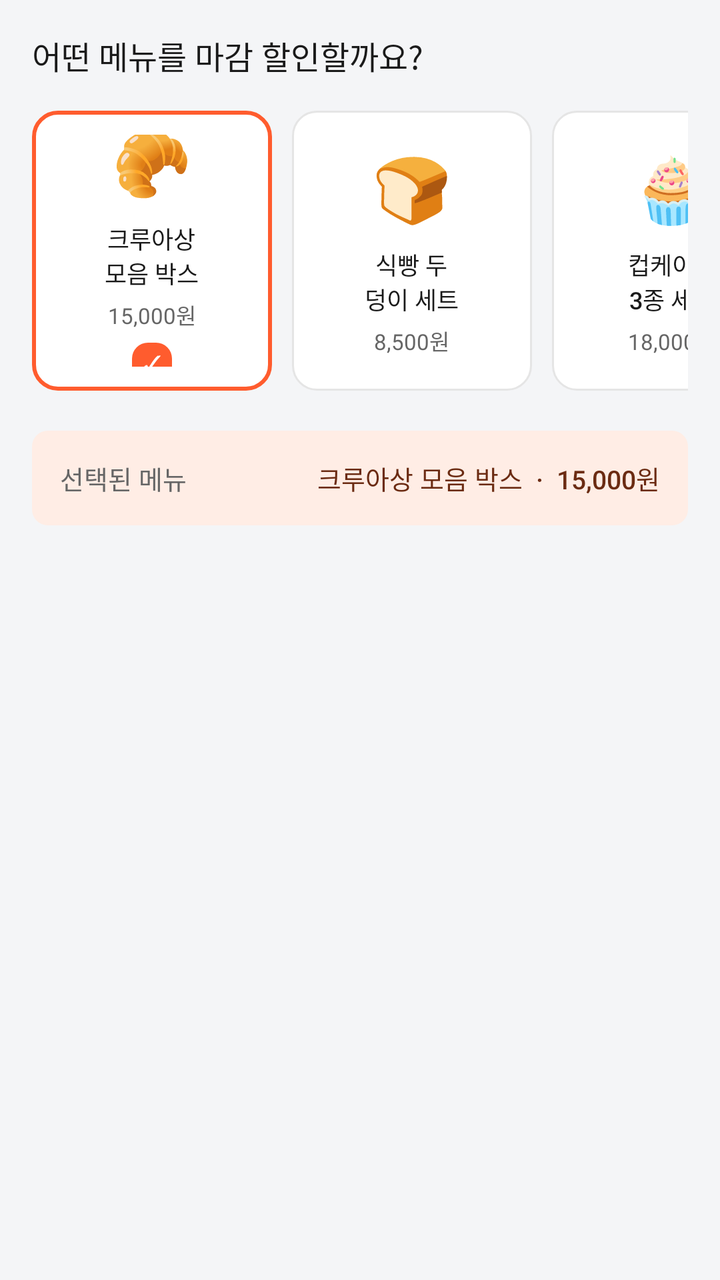
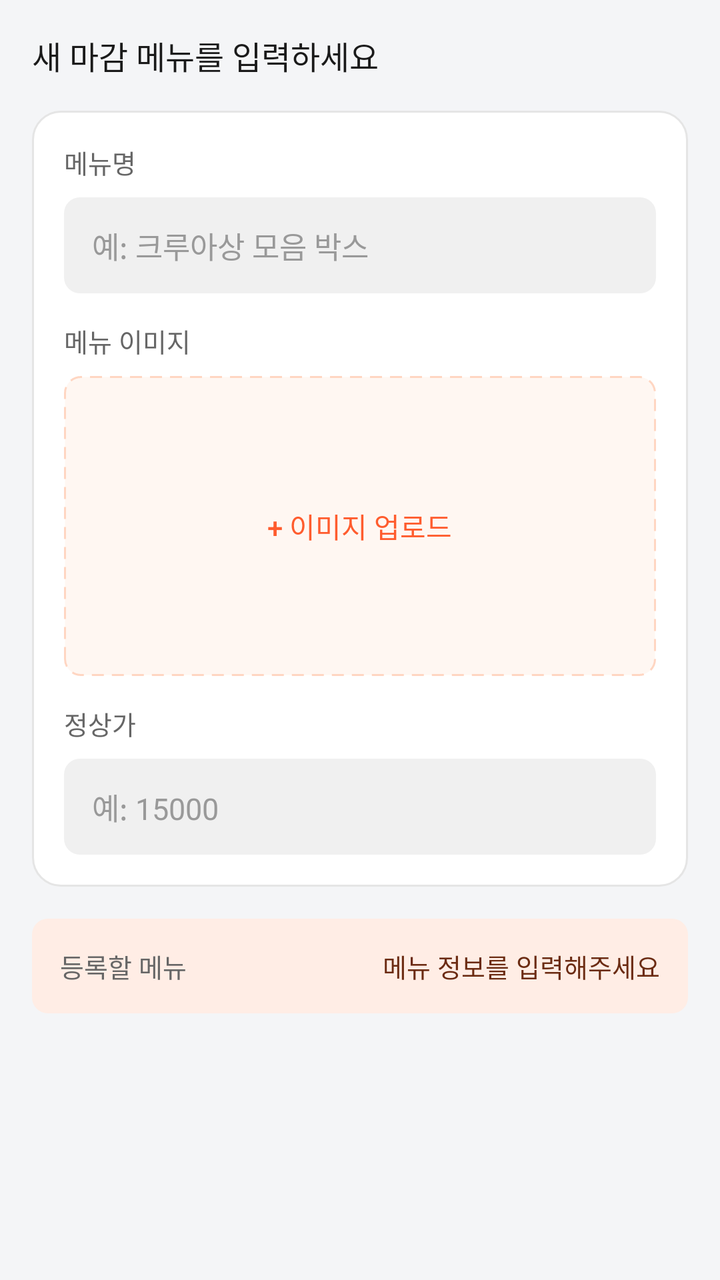

An Android layout rendered at two revisions. The XML below is the earlier revision; the diff shows what the commit changed to produce the second picture.
<!-- AndroidManifest.xml: application theme Theme.Deuktemsiru_seller -->
<!-- res/layout/step1_menu_select.xml -->
<?xml version="1.0" encoding="utf-8"?>
<androidx.core.widget.NestedScrollView
    xmlns:android="http://schemas.android.com/apk/res/android"
    android:layout_width="match_parent"
    android:layout_height="match_parent"
    android:background="@color/surface">

    <LinearLayout
        android:layout_width="match_parent"
        android:layout_height="wrap_content"
        android:orientation="vertical"
        android:padding="16dp">

        <TextView
            android:layout_width="wrap_content"
            android:layout_height="wrap_content"
            android:text="어떤 메뉴를 마감 할인할까요?"
            android:textSize="16sp"
            android:textColor="@color/text"
            android:fontFamily="sans-serif-medium"
            android:layout_marginBottom="16dp" />

        
        <HorizontalScrollView
            android:layout_width="match_parent"
            android:layout_height="wrap_content"
            android:scrollbars="none"
            android:layout_marginBottom="20dp">

            <LinearLayout
                android:layout_width="wrap_content"
                android:layout_height="wrap_content"
                android:orientation="horizontal">

                
                <LinearLayout
                    android:layout_width="120dp"
                    android:layout_height="140dp"
                    android:orientation="vertical"
                    android:gravity="center"
                    android:background="@drawable/bg_menu_card_selected"
                    android:padding="12dp"
                    android:layout_marginEnd="10dp"
                    android:clickable="true"
                    android:focusable="true">

                    <TextView
                        android:layout_width="wrap_content"
                        android:layout_height="wrap_content"
                        android:text="🥐"
                        android:textSize="32sp"
                        android:gravity="center" />

                    <TextView
                        android:layout_width="wrap_content"
                        android:layout_height="wrap_content"
                        android:text="크루아상\n모음 박스"
                        android:textSize="12sp"
                        android:textColor="@color/text"
                        android:fontFamily="sans-serif-medium"
                        android:gravity="center"
                        android:layout_marginTop="8dp" />

                    <TextView
                        android:layout_width="wrap_content"
                        android:layout_height="wrap_content"
                        android:text="15,000원"
                        android:textSize="11sp"
                        android:textColor="@color/text_sub"
                        android:layout_marginTop="4dp" />

                    
                    <TextView
                        android:layout_width="20dp"
                        android:layout_height="20dp"
                        android:gravity="center"
                        android:text="✓"
                        android:textSize="11sp"
                        android:textColor="@color/white"
                        android:fontFamily="sans-serif-medium"
                        android:background="@drawable/bg_rounded_primary"
                        android:layout_marginTop="6dp" />

                </LinearLayout>

                
                <LinearLayout
                    android:layout_width="120dp"
                    android:layout_height="140dp"
                    android:orientation="vertical"
                    android:gravity="center"
                    android:background="@drawable/bg_menu_card_normal"
                    android:padding="12dp"
                    android:layout_marginEnd="10dp"
                    android:clickable="true"
                    android:focusable="true">

                    <TextView
                        android:layout_width="wrap_content"
                        android:layout_height="wrap_content"
                        android:text="🍞"
                        android:textSize="32sp"
                        android:gravity="center" />

                    <TextView
                        android:layout_width="wrap_content"
                        android:layout_height="wrap_content"
                        android:text="식빵 두\n덩이 세트"
                        android:textSize="12sp"
                        android:textColor="@color/text"
                        android:fontFamily="sans-serif-medium"
                        android:gravity="center"
                        android:layout_marginTop="8dp" />

                    <TextView
                        android:layout_width="wrap_content"
                        android:layout_height="wrap_content"
                        android:text="8,500원"
                        android:textSize="11sp"
                        android:textColor="@color/text_sub"
                        android:layout_marginTop="4dp" />

                </LinearLayout>

                
                <LinearLayout
                    android:layout_width="120dp"
                    android:layout_height="140dp"
                    android:orientation="vertical"
                    android:gravity="center"
                    android:background="@drawable/bg_menu_card_normal"
                    android:padding="12dp"
                    android:layout_marginEnd="10dp"
                    android:clickable="true"
                    android:focusable="true">

                    <TextView
                        android:layout_width="wrap_content"
                        android:layout_height="wrap_content"
                        android:text="🧁"
                        android:textSize="32sp"
                        android:gravity="center" />

                    <TextView
                        android:layout_width="wrap_content"
                        android:layout_height="wrap_content"
                        android:text="컵케이크\n3종 세트"
                        android:textSize="12sp"
                        android:textColor="@color/text"
                        android:fontFamily="sans-serif-medium"
                        android:gravity="center"
                        android:layout_marginTop="8dp" />

                    <TextView
                        android:layout_width="wrap_content"
                        android:layout_height="wrap_content"
                        android:text="18,000원"
                        android:textSize="11sp"
                        android:textColor="@color/text_sub"
                        android:layout_marginTop="4dp" />

                </LinearLayout>

                
                <LinearLayout
                    android:layout_width="120dp"
                    android:layout_height="140dp"
                    android:orientation="vertical"
                    android:gravity="center"
                    android:padding="12dp"
                    android:clickable="true"
                    android:focusable="true">

                    <TextView
                        android:layout_width="match_parent"
                        android:layout_height="match_parent"
                        android:gravity="center"
                        android:text="+ 새 메뉴"
                        android:textSize="13sp"
                        android:textColor="@color/text_muted"
                        android:fontFamily="sans-serif-medium" />

                </LinearLayout>

            </LinearLayout>

        </HorizontalScrollView>

        
        <LinearLayout
            android:layout_width="match_parent"
            android:layout_height="wrap_content"
            android:orientation="horizontal"
            android:gravity="center_vertical"
            android:background="@drawable/bg_rounded_primary_light"
            android:padding="14dp">

            <TextView
                android:layout_width="0dp"
                android:layout_height="wrap_content"
                android:layout_weight="1"
                android:text="선택된 메뉴"
                android:textSize="13sp"
                android:textColor="@color/text_sub" />

            <TextView
                android:layout_width="wrap_content"
                android:layout_height="wrap_content"
                android:text="크루아상 모음 박스  ·  15,000원"
                android:textSize="13sp"
                android:textColor="@color/primary_dark"
                android:fontFamily="sans-serif-medium" />

        </LinearLayout>

    </LinearLayout>

</androidx.core.widget.NestedScrollView>
<!-- resources referenced by this layout -->
<resources>
  <color name="primary_dark">#FF6B2B12</color>
  <color name="surface">#FFF4F5F7</color>
  <color name="text">#FF1A1A1A</color>
  <color name="text_muted">#FF999999</color>
  <color name="text_sub">#FF666666</color>
  <color name="white">#FFFFFFFF</color>
  <!-- drawable bg_menu_card_normal (drawable) -->
  <?xml version="1.0" encoding="utf-8"?>
  <shape xmlns:android="http://schemas.android.com/apk/res/android"
      android:shape="rectangle">
      <solid android:color="#FFFFFF" />
      <stroke android:width="1dp" android:color="#E5E5E5" />
      <corners android:radius="12dp" />
  </shape>
  <!-- drawable bg_menu_card_selected (drawable) -->
  <?xml version="1.0" encoding="utf-8"?>
  <shape xmlns:android="http://schemas.android.com/apk/res/android"
      android:shape="rectangle">
      <solid android:color="#FFFFFF" />
      <stroke android:width="2dp" android:color="#FF5C2E" />
      <corners android:radius="12dp" />
  </shape>
  <!-- drawable bg_rounded_primary (drawable) -->
  <?xml version="1.0" encoding="utf-8"?>
  <shape xmlns:android="http://schemas.android.com/apk/res/android"
      android:shape="rectangle">
      <solid android:color="#FF5C2E" />
      <corners android:radius="8dp" />
  </shape>
  <!-- drawable bg_rounded_primary_light (drawable) -->
  <?xml version="1.0" encoding="utf-8"?>
  <shape xmlns:android="http://schemas.android.com/apk/res/android"
      android:shape="rectangle">
      <solid android:color="#FFEDE5" />
      <corners android:radius="8dp" />
  </shape>
  <style name="Theme.Deuktemsiru_seller" parent="Base.Theme.Deuktemsiru_seller" />
  <style name="Base.Theme.Deuktemsiru_seller" parent="Theme.Material3.Light.NoActionBar">
          <item name="colorPrimary">@color/primary</item>
          <item name="colorPrimaryVariant">@color/primary_dark</item>
          <item name="colorOnPrimary">@color/white</item>
          <item name="colorSurface">@color/surface</item>
          <item name="android:colorBackground">@color/surface</item>
          <item name="android:fontFamily">sans-serif</item>
          <item name="bottomNavigationStyle">@style/Widget.App.BottomNav</item>
      </style>
  <color name="primary">#FFFF5C2E</color>
  <style name="Widget.App.BottomNav" parent="Widget.Material3.BottomNavigationView">
          <item name="itemIconTint">@color/bottom_nav_color</item>
          <item name="itemTextColor">@color/bottom_nav_color</item>
          <item name="itemActiveIndicatorStyle">@style/Widget.App.ActiveIndicator</item>
      </style>
  <style name="Widget.App.ActiveIndicator" parent="Widget.Material3.BottomNavigationView.ActiveIndicator">
          <item name="android:color">@color/primary_light</item>
      </style>
  <color name="primary_light">#FFFFEDE5</color>
</resources>

<!-- the commit's change to res/layout/step1_menu_select.xml (unified diff, before → after) -->
@@ -14,179 +14,105 @@
         <TextView
             android:layout_width="wrap_content"
             android:layout_height="wrap_content"
-            android:text="어떤 메뉴를 마감 할인할까요?"
+            android:text="새 마감 메뉴를 입력하세요"
             android:textSize="16sp"
             android:textColor="@color/text"
             android:fontFamily="sans-serif-medium"
             android:layout_marginBottom="16dp" />
 
-        
-        <HorizontalScrollView
+        <LinearLayout
             android:layout_width="match_parent"
             android:layout_height="wrap_content"
-            android:scrollbars="none"
-            android:layout_marginBottom="20dp">
+            android:orientation="vertical"
+            android:background="@drawable/bg_card_white"
+            android:padding="16dp"
+            android:layout_marginBottom="16dp">
 
-            <LinearLayout
+            <TextView
                 android:layout_width="wrap_content"
                 android:layout_height="wrap_content"
-                android:orientation="horizontal">
+                android:text="메뉴명"
+                android:textSize="13sp"
+                android:textColor="@color/text_sub"
+                android:layout_marginBottom="8dp" />
 
-                
-                <LinearLayout
-                    android:layout_width="120dp"
-                    android:layout_height="140dp"
-                    android:orientation="vertical"
+            <EditText
+                android:id="@+id/et_menu_name"
+                android:layout_width="match_parent"
+                android:layout_height="48dp"
+                android:background="@drawable/bg_rounded_muted"
+                android:hint="예: 크루아상 모음 박스"
+                android:singleLine="true"
+                android:maxLength="24"
+                android:paddingStart="14dp"
+                android:paddingEnd="14dp"
+                android:textColor="@color/text"
+                android:textColorHint="@color/text_muted"
+                android:textSize="15sp"
+                android:layout_marginBottom="14dp" />
+
+            <TextView
+                android:layout_width="wrap_content"
+                android:layout_height="wrap_content"
+                android:text="메뉴 이미지"
+                android:textSize="13sp"
+                android:textColor="@color/text_sub"
+                android:layout_marginBottom="8dp" />
+
+            <FrameLayout
+                android:id="@+id/container_image_upload"
+                android:layout_width="match_parent"
+                android:layout_height="150dp"
+                android:background="@drawable/bg_image_upload"
+                android:clickable="true"
+                android:focusable="true"
+                android:layout_marginBottom="14dp">
+
+                <ImageView
+                    android:id="@+id/iv_menu_image"
+                    android:layout_width="match_parent"
+                    android:layout_height="match_parent"
+                    android:scaleType="centerCrop"
+                    android:visibility="gone" />
+
+                <TextView
+                    android:id="@+id/tv_image_upload_hint"
+                    android:layout_width="wrap_content"
+                    android:layout_height="wrap_content"
+                    android:layout_gravity="center"
                     android:gravity="center"
-                    android:background="@drawable/bg_menu_card_selected"
-                    android:padding="12dp"
-                    android:layout_marginEnd="10dp"
-                    android:clickable="true"
-                    android:focusable="true">
+                    android:text="+ 이미지 업로드"
+                    android:textSize="14sp"
+                    android:textColor="@color/primary"
+                    android:fontFamily="sans-serif-medium" />
 
-                    <TextView
-                        android:layout_width="wrap_content"
-                        android:layout_height="wrap_content"
-                        android:text="🥐"
-                        android:textSize="32sp"
-                        android:gravity="center" />
+            </FrameLayout>
 
-                    <TextView
-                        android:layout_width="wrap_content"
-                        android:layout_height="wrap_content"
-                        android:text="크루아상\n모음 박스"
-                        android:textSize="12sp"
-                        android:textColor="@color/text"
-                        android:fontFamily="sans-serif-medium"
-                        android:gravity="center"
-                        android:layout_marginTop="8dp" />
+            <TextView
+                android:layout_width="wrap_content"
+                android:layout_height="wrap_content"
+                android:text="정상가"
+                android:textSize="13sp"
+                android:textColor="@color/text_sub"
+                android:layout_marginBottom="8dp" />
 
-                    <TextView
-                        android:layout_width="wrap_content"
-                        android:layout_height="wrap_content"
-                        android:text="15,000원"
-                        android:textSize="11sp"
-                        android:textColor="@color/text_sub"
-                        android:layout_marginTop="4dp" />
+            <EditText
+                android:id="@+id/et_original_price"
+                android:layout_width="match_parent"
+                android:layout_height="48dp"
+                android:background="@drawable/bg_rounded_muted"
+                android:hint="예: 15000"
+                android:inputType="number"
+                android:maxLength="8"
+                android:paddingStart="14dp"
+                android:paddingEnd="14dp"
+                android:singleLine="true"
+                android:textColor="@color/text"
+                android:textColorHint="@color/text_muted"
+                android:textSize="15sp" />
 
-                    
-                    <TextView
-                        android:layout_width="20dp"
-                        android:layout_height="20dp"
-                        android:gravity="center"
-                        android:text="✓"
-                        android:textSize="11sp"
-                        android:textColor="@color/white"
-                        android:fontFamily="sans-serif-medium"
-                        android:background="@drawable/bg_rounded_primary"
-                        android:layout_marginTop="6dp" />
+        </LinearLayout>
 
-                </LinearLayout>
-
-                
-                <LinearLayout
-                    android:layout_width="120dp"
-                    android:layout_height="140dp"
-                    android:orientation="vertical"
-                    android:gravity="center"
-                    android:background="@drawable/bg_menu_card_normal"
-                    android:padding="12dp"
-                    android:layout_marginEnd="10dp"
-                    android:clickable="true"
-                    android:focusable="true">
-
-                    <TextView
-                        android:layout_width="wrap_content"
-                        android:layout_height="wrap_content"
-                        android:text="🍞"
-                        android:textSize="32sp"
-                        android:gravity="center" />
-
-                    <TextView
-                        android:layout_width="wrap_content"
-                        android:layout_height="wrap_content"
-                        android:text="식빵 두\n덩이 세트"
-                        android:textSize="12sp"
-                        android:textColor="@color/text"
-                        android:fontFamily="sans-serif-medium"
-                        android:gravity="center"
-                        android:layout_marginTop="8dp" />
-
-                    <TextView
-                        android:layout_width="wrap_content"
-                        android:layout_height="wrap_content"
-                        android:text="8,500원"
-                        android:textSize="11sp"
-                        android:textColor="@color/text_sub"
-                        android:layout_marginTop="4dp" />
-
-                </LinearLayout>
-
-                
-                <LinearLayout
-                    android:layout_width="120dp"
-                    android:layout_height="140dp"
-                    android:orientation="vertical"
-                    android:gravity="center"
-                    android:background="@drawable/bg_menu_card_normal"
-                    android:padding="12dp"
-                    android:layout_marginEnd="10dp"
-                    android:clickable="true"
-                    android:focusable="true">
-
-                    <TextView
-                        android:layout_width="wrap_content"
-                        android:layout_height="wrap_content"
-                        android:text="🧁"
-                        android:textSize="32sp"
-                        android:gravity="center" />
-
-                    <TextView
-                        android:layout_width="wrap_content"
-                        android:layout_height="wrap_content"
-                        android:text="컵케이크\n3종 세트"
-                        android:textSize="12sp"
-                        android:textColor="@color/text"
-                        android:fontFamily="sans-serif-medium"
-                        android:gravity="center"
-                        android:layout_marginTop="8dp" />
-
-                    <TextView
-                        android:layout_width="wrap_content"
-                        android:layout_height="wrap_content"
-                        android:text="18,000원"
-                        android:textSize="11sp"
-                        android:textColor="@color/text_sub"
-                        android:layout_marginTop="4dp" />
-
-                </LinearLayout>
-
-                
-                <LinearLayout
-                    android:layout_width="120dp"
-                    android:layout_height="140dp"
-                    android:orientation="vertical"
-                    android:gravity="center"
-                    android:padding="12dp"
-                    android:clickable="true"
-                    android:focusable="true">
-
-                    <TextView
-                        android:layout_width="match_parent"
-                        android:layout_height="match_parent"
-                        android:gravity="center"
-                        android:text="+ 새 메뉴"
-                        android:textSize="13sp"
-                        android:textColor="@color/text_muted"
-                        android:fontFamily="sans-serif-medium" />
-
-                </LinearLayout>
-
-            </LinearLayout>
-
-        </HorizontalScrollView>
-
-        
         <LinearLayout
             android:layout_width="match_parent"
             android:layout_height="wrap_content"
@@ -199,14 +125,15 @@
                 android:layout_width="0dp"
                 android:layout_height="wrap_content"
                 android:layout_weight="1"
-                android:text="선택된 메뉴"
+                android:text="등록할 메뉴"
                 android:textSize="13sp"
                 android:textColor="@color/text_sub" />
 
             <TextView
+                android:id="@+id/tv_selected_menu_summary"
                 android:layout_width="wrap_content"
                 android:layout_height="wrap_content"
-                android:text="크루아상 모음 박스  ·  15,000원"
+                android:text="메뉴 정보를 입력해주세요"
                 android:textSize="13sp"
                 android:textColor="@color/primary_dark"
                 android:fontFamily="sans-serif-medium" />
<!-- resource entries referenced after the edit -->
@@ -5,30 +5,33 @@
   <color name="text">#FF1A1A1A</color>
   <color name="text_muted">#FF999999</color>
   <color name="text_sub">#FF666666</color>
-  <color name="white">#FFFFFFFF</color>
-  <!-- drawable bg_menu_card_normal (drawable) -->
+  <!-- drawable bg_card_white (drawable) -->
   <?xml version="1.0" encoding="utf-8"?>
   <shape xmlns:android="http://schemas.android.com/apk/res/android"
       android:shape="rectangle">
       <solid android:color="#FFFFFF" />
       <stroke android:width="1dp" android:color="#E5E5E5" />
-      <corners android:radius="12dp" />
+      <corners android:radius="14dp" />
   </shape>
-  <!-- drawable bg_menu_card_selected (drawable) -->
+  <!-- drawable bg_image_upload (drawable) -->
+  <?xml version="1.0" encoding="utf-8"?>
+  <shape xmlns:android="http://schemas.android.com/apk/res/android">
+      <solid android:color="#FFF7F2" />
+      <stroke
+          android:width="1dp"
+          android:color="#FFD6C2"
+          android:dashWidth="6dp"
+          android:dashGap="4dp" />
+      <corners android:radius="8dp" />
+  </shape>
+  <!-- drawable bg_rounded_muted (drawable) -->
   <?xml version="1.0" encoding="utf-8"?>
   <shape xmlns:android="http://schemas.android.com/apk/res/android"
       android:shape="rectangle">
-      <solid android:color="#FFFFFF" />
-      <stroke android:width="2dp" android:color="#FF5C2E" />
-      <corners android:radius="12dp" />
-  </shape>
-  <!-- drawable bg_rounded_primary (drawable) -->
-  <?xml version="1.0" encoding="utf-8"?>
-  <shape xmlns:android="http://schemas.android.com/apk/res/android"
-      android:shape="rectangle">
-      <solid android:color="#FF5C2E" />
+      <solid android:color="#F0F0F0" />
       <corners android:radius="8dp" />
   </shape>
+  <color name="white">#FFFFFFFF</color>
   <!-- drawable bg_rounded_primary_light (drawable) -->
   <?xml version="1.0" encoding="utf-8"?>
   <shape xmlns:android="http://schemas.android.com/apk/res/android"
